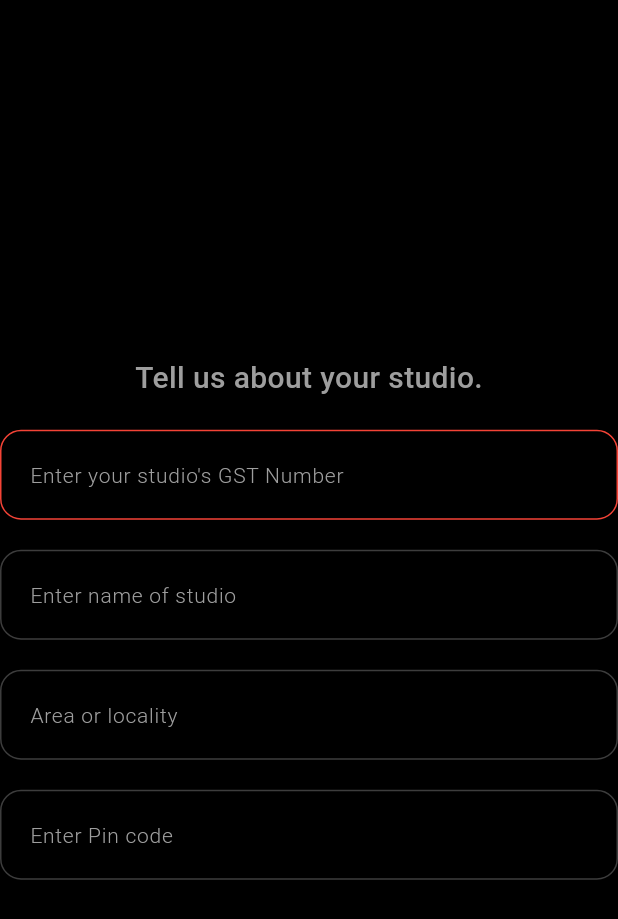
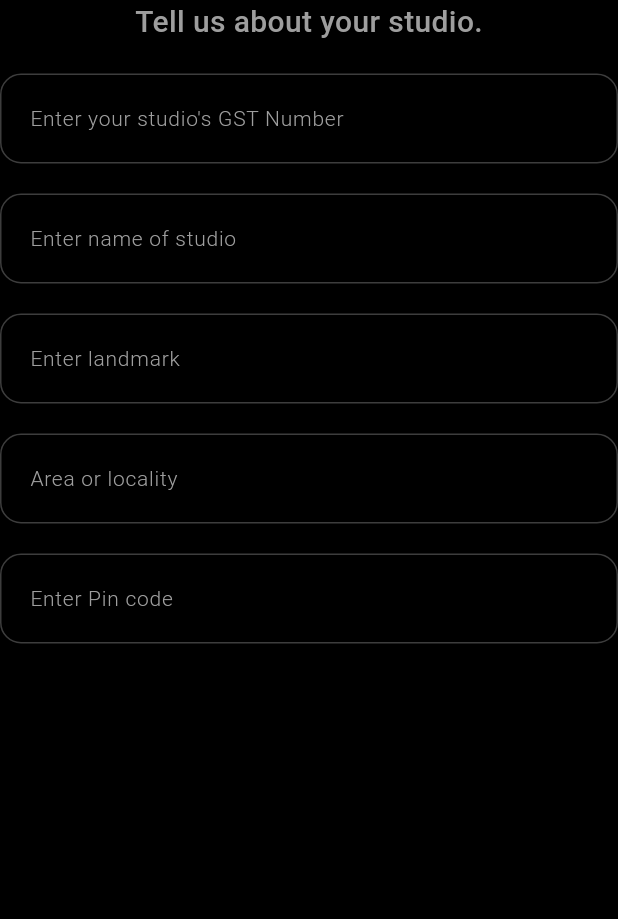
Before and after one commit to Utsav3108/hirelens, a Flutter app: the LocationDetails widget shown alone on an empty page, opened directly with empty values, on a phone screen of 412 x 824 dp. Shown: the top 919 px of the screen. Run offline on Flutter 3.47's test engine with Material 3 defaults, Android fonts, the phone set to English and light mode, and no system bars; our stand-ins replace cloud_firestore, firebase_auth, firebase_core, image_picker; accounts and stored records are empty.

Commit message:
Added field to add studio name as well as address, and resolved issues with their validation.

```diff
--- a/lib/Onboarding/registration_pages/location_details.dart
+++ b/lib/Onboarding/registration_pages/location_details.dart
@@ -23,6 +23,8 @@ class LocationDetails extends StatefulWidget {
 class _LocationDetailsState extends State<LocationDetails> {
   final TextEditingController addressController = TextEditingController();
 
+  final TextEditingController studioNameController = TextEditingController();
+
   final TextEditingController gstController = TextEditingController();
 
   final TextEditingController areaController = TextEditingController();
@@ -33,7 +35,8 @@ class _LocationDetailsState extends State<LocationDetails> {
 
   @override
   Widget build(BuildContext context) {
-    return Column(
+    return SingleChildScrollView(
+      child: Column(
         mainAxisAlignment: MainAxisAlignment.center,
         children: [
           Text(
@@ -55,42 +58,48 @@ class _LocationDetailsState extends State<LocationDetails> {
               placeholder: "Enter your studio's GST Number",
               enableVerification: true,
               validator: isValidGST,
-            hasError:
-                widget.errors["gst"] ??
-                false || !isValidGST(widget.user.studio.gstNumber),
+              hasError: widget.errors["gst"] ?? false,
               onValueChange: (gstNumber) {
                 widget.user.studio.gstNumber = gstNumber;
                 setState(() {
-                widget.errors["gst"] = !isValidGST(gstNumber);
+                  widget.errors["gst"] =
+                      gstNumber.isEmpty || !isValidGST(gstNumber);
                 });
               },
             ),
+            const SizedBox(height: 20),
+
+            CustomTextField(
+              hasError: widget.errors['studio_name'] ?? false,
+              controller: studioNameController,
+              placeholder: "Enter name of studio",
+              onValueChange: (studioName) {
+                widget.user.studio.studioName = studioName;
+                setState(() {
+                  widget.errors['studio_name'] =
+                      studioName != widget.user.studio.studioName;
+                });
+              },
+            ),
+
             const SizedBox(height: 20),
           ],
 
           CustomTextField(
             hasError: widget.errors['address'] ?? false,
-          onValueChange: (addressOrStudioName) {
-            if (widget.isUserSolo) {
-              widget.user.address.address = addressOrStudioName;
+            controller: addressController,
+            placeholder: "Enter landmark",
+            onValueChange: (address) {
+              widget.user.address.address = address;
               setState(() {
                 widget.errors['address'] =
-                    addressOrStudioName != widget.user.address.address;
+                    address != widget.user.address.address;
               });
-            } else {
-              widget.user.studio.studioName = addressOrStudioName;
-              setState(() {
-                widget.errors['address'] =
-                    addressOrStudioName != widget.user.studio.studioName;
-              });
-            }
             },
-          controller: addressController,
-          placeholder: widget.isUserSolo
-              ? "Enter your address"
-              : "Enter name of studio",
           ),
+
           const SizedBox(height: 20),
+
           CustomTextField(
             hasError: widget.errors['city'] ?? false,
             onValueChange: (city) {
@@ -110,7 +119,8 @@ class _LocationDetailsState extends State<LocationDetails> {
             onValueChange: (pincode) {
               widget.user.address.pincode = pincode;
               setState(() {
-              widget.errors['pincode'] = pincode != widget.user.address.pincode;
+                widget.errors['pincode'] =
+                    pincode != widget.user.address.pincode;
               });
             },
             controller: pincodeController,
@@ -118,6 +128,7 @@ class _LocationDetailsState extends State<LocationDetails> {
             keyboardType: TextInputType.number,
           ),
         ],
+      ),
     );
   }
 }
```
Also changed, not shown: lib/Onboarding/registration.dart (+6 -6 lines). Lines whose indentation alone changed are shown as unchanged.
